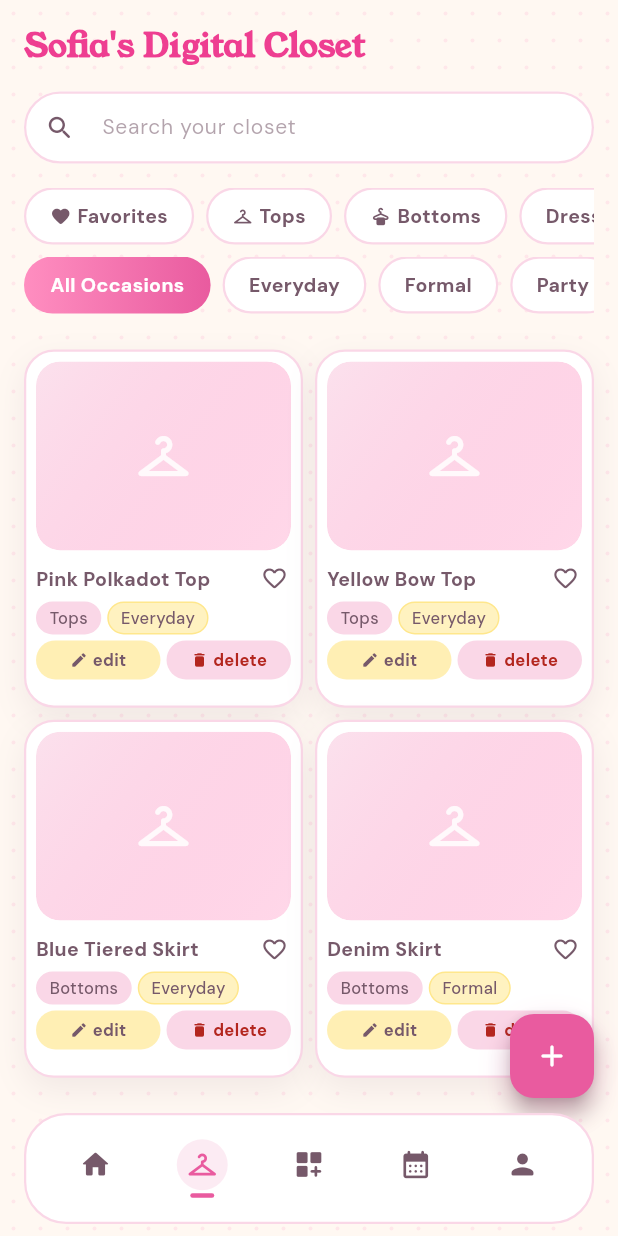
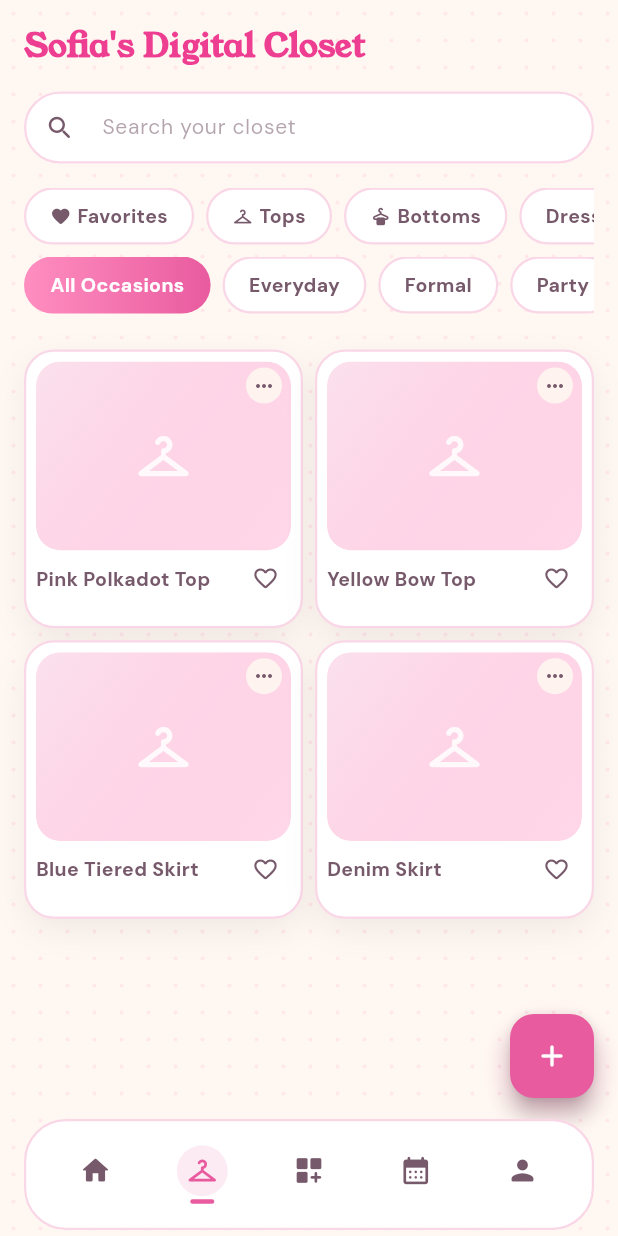
Before and after one commit to sofiademesa/love-my-closet, a Flutter app: the ClosetScreen screen opened directly, on a phone screen of 412 x 824 dp. Run offline on Flutter 3.47's test engine with Material 3 defaults, Android fonts, the phone set to English and light mode, and no system bars; our stand-ins replace device_preview.

Commit message:
Revise Clothing Card

```diff
--- a/lib/models/clothing_item.dart
+++ b/lib/models/clothing_item.dart
@@ -36,6 +36,8 @@ class ClothingItem {
     this.icon = Icons.checkroom_rounded,
     this.color = 'Pink',
     this.isHiddenGem = false,
+    this.timesWorn = 0,
+    this.lastWorn,
   });
 
   final String id;
@@ -47,12 +49,21 @@ class ClothingItem {
   final String color;
   final bool isHiddenGem;
 
+  /// How many times this item has been logged as worn.
+  final int timesWorn;
+
+  /// Display-formatted date (e.g. "09/03/2026") this item was last worn,
+  /// or null if it has never been worn.
+  final String? lastWorn;
+
   ClothingItem copyWith({
     String? name,
     String? category,
     String? occasion,
     String? color,
     bool? isHiddenGem,
+    int? timesWorn,
+    String? lastWorn,
   }) {
     return ClothingItem(
       id: id,
@@ -63,6 +74,8 @@ class ClothingItem {
       icon: icon,
       color: color ?? this.color,
       isHiddenGem: isHiddenGem ?? this.isHiddenGem,
+      timesWorn: timesWorn ?? this.timesWorn,
+      lastWorn: lastWorn ?? this.lastWorn,
     );
   }
 }
@@ -76,6 +89,8 @@ const sampleClosetItems = [
     occasion: 'Everyday',
     daysUnworn: 32,
     color: 'Pink',
+    timesWorn: 5,
+    lastWorn: '09/03/2026',
   ),
   ClothingItem(
     id: '2',
@@ -84,6 +99,8 @@ const sampleClosetItems = [
     occasion: 'Everyday',
     daysUnworn: 12,
     color: 'Yellow',
+    timesWorn: 3,
+    lastWorn: '09/14/2026',
   ),
   ClothingItem(
     id: '3',
@@ -92,6 +109,8 @@ const sampleClosetItems = [
     occasion: 'Everyday',
     daysUnworn: 8,
     color: 'Blue',
+    timesWorn: 7,
+    lastWorn: '09/18/2026',
   ),
   ClothingItem(
     id: '4',
@@ -100,5 +119,7 @@ const sampleClosetItems = [
     occasion: 'Formal',
     daysUnworn: 45,
     color: 'Denim',
+    timesWorn: 1,
+    lastWorn: '08/12/2026',
   ),
 ];
--- a/lib/screens/calendar/calendar_screen.dart
+++ b/lib/screens/calendar/calendar_screen.dart
@@ -280,7 +280,7 @@ class _CalendarScreenState extends State<CalendarScreen> {
               Positioned(
                 left: Spacing.md,
                 right: Spacing.md,
-                bottom: Spacing.sm,
+                bottom: Spacing.xs,
                 child: BottomNavBar(currentIndex: 3, onTap: _goToTab),
               ),
             ],
--- a/lib/screens/closet/closet_screen.dart
+++ b/lib/screens/closet/closet_screen.dart
@@ -241,20 +241,16 @@ class _ClosetScreenState extends State<ClosetScreen> {
                       builder: (context, constraints) {
                         // Size each tile from the actual column width instead
                         // of guessing a fixed height — a flat number either
-                        // overflows on some screens or (as here) leaves a big
-                        // dead gap under the edit/delete row on others.
+                        // overflows on some screens or leaves a dead gap
+                        // under the name row on others.
                         const crossAxisCount = 2;
                         final cardWidth =
                             (constraints.maxWidth - Spacing.sm * (crossAxisCount - 1)) /
                                 crossAxisCount;
                         final imageHeight = cardWidth / 1.35;
                         const chromeHeight = Spacing.sm * 2 // outer top+bottom padding
-                            + Spacing.sm // gap under image
+                            + Spacing.xs // gap under image
                             + 22 // name row (heart icon sets the height)
-                            + Spacing.xs // gap under name
-                            + 18 // tag chips row
-                            + Spacing.xs // gap under tags
-                            + 23 // edit/delete pill row
                             + 6; // safety margin for larger text scales
                         return GridView.builder(
                           shrinkWrap: true,
@@ -270,7 +266,6 @@ class _ClosetScreenState extends State<ClosetScreen> {
                             final item = filtered[i];
                             return ClothingCard(
                               name: item.name,
-                              tags: [item.category, item.occasion],
                               icon: item.icon,
                               isFavorite: item.isHiddenGem,
                               onFavoriteToggle: () => _toggleFavorite(item),
@@ -304,7 +299,7 @@ class _ClosetScreenState extends State<ClosetScreen> {
               Positioned(
                 left: Spacing.md,
                 right: Spacing.md,
-                bottom: Spacing.sm,
+                bottom: Spacing.xs,
                 child: BottomNavBar(
                   currentIndex: 1,
                   onTap: _goToTab,
--- a/lib/screens/home/home_screen.dart
+++ b/lib/screens/home/home_screen.dart
@@ -146,7 +146,6 @@ class _HomeScreenState extends State<HomeScreen> {
                       Expanded(
                         child: ClothingCard(
                           name: 'Yellow Bow Top',
-                          tags: ['Tops', 'Casual'],
                           icon: Icons.checkroom_rounded,
                         ),
                       ),
@@ -154,7 +153,6 @@ class _HomeScreenState extends State<HomeScreen> {
                       Expanded(
                         child: ClothingCard(
                           name: 'Blue Tiered Skirt',
-                          tags: ['Bottoms', 'Casual'],
                           icon: Icons.checkroom_rounded,
                         ),
                       ),
@@ -182,7 +180,7 @@ class _HomeScreenState extends State<HomeScreen> {
               Positioned(
                 left: Spacing.md,
                 right: Spacing.md,
-                bottom: Spacing.sm,
+                bottom: Spacing.xs,
                 child: BottomNavBar(
                   currentIndex: _navIndex,
                   onTap: _goToTab,
--- a/lib/screens/outfit_builder/outfit_builder_screen.dart
+++ b/lib/screens/outfit_builder/outfit_builder_screen.dart
@@ -277,7 +277,7 @@ class _OutfitBuilderScreenState extends State<OutfitBuilderScreen> {
               Positioned(
                 left: Spacing.md,
                 right: Spacing.md,
-                bottom: Spacing.sm,
+                bottom: Spacing.xs,
                 child: BottomNavBar(currentIndex: 2, onTap: _goToTab),
               ),
             ],
--- a/lib/screens/profile/profile_screen.dart
+++ b/lib/screens/profile/profile_screen.dart
@@ -212,7 +212,7 @@ class _ProfileScreenState extends State<ProfileScreen> {
               Positioned(
                 left: Spacing.md,
                 right: Spacing.md,
-                bottom: Spacing.sm,
+                bottom: Spacing.xs,
                 child: BottomNavBar(currentIndex: 4, onTap: _goToTab),
               ),
             ],
--- a/lib/widgets/clothing_card.dart
+++ b/lib/widgets/clothing_card.dart
@@ -2,17 +2,17 @@ import 'package:flutter/material.dart';
 
 import '../theme.dart';
 import 'clothing_thumb.dart';
-import 'tag_chip.dart';
 
-/// A single wardrobe item in a grid: a big photo, name + favorite heart,
-/// up to two tinted tags, and — on Closet, where [onEdit]/[onDelete] are
-/// supplied — quick Edit/Delete pills. Used on Home's "More Hidden Gems"
-/// (no heart, no edit/delete) and on the Closet grid (all three).
+/// A single wardrobe item in a grid: a big photo and a name + favorite
+/// heart row. On Closet, where [onEdit]/[onDelete] are supplied, a small
+/// "more" button sits over the top-right corner of the photo, right-
+/// aligned with the heart below, and reveals Edit/Delete in a menu so
+/// those actions stay out of the way until wanted. Used on Home's "More
+/// Hidden Gems" (no heart, no menu) and on the Closet grid (both).
 class ClothingCard extends StatelessWidget {
   const ClothingCard({
     super.key,
     required this.name,
-    required this.tags,
     this.icon = Icons.checkroom_rounded,
     this.onTap,
     this.isFavorite = false,
@@ -22,15 +22,12 @@ class ClothingCard extends StatelessWidget {
   });
 
   final String name;
-  final List<String> tags;
   final IconData icon;
   final VoidCallback? onTap;
   final bool isFavorite;
   final VoidCallback? onFavoriteToggle;
   final VoidCallback? onEdit;
   final VoidCallback? onDelete;
-
-  static const _tints = [TagChipTint.pink, TagChipTint.yellow];
 
   @override
   Widget build(BuildContext context) {
@@ -51,16 +48,32 @@ class ClothingCard extends StatelessWidget {
           child: InkWell(
             onTap: onTap,
             child: Padding(
-              padding: const EdgeInsets.all(Spacing.sm),
+              padding: const EdgeInsets.fromLTRB(Spacing.sm, Spacing.sm, Spacing.sm, 4),
               child: Column(
                 crossAxisAlignment: CrossAxisAlignment.start,
                 mainAxisSize: MainAxisSize.min,
                 children: [
                   AspectRatio(
                     aspectRatio: 1.35,
+                    child: Stack(
+                      children: [
+                        Positioned.fill(
                           child: ClipRRect(
                             borderRadius: BorderRadius.circular(AppRadius.field),
-                      child: ClothingThumb(icon: icon, size: double.infinity, iconSize: 40),
+                            child:
+                                ClothingThumb(icon: icon, size: double.infinity, iconSize: 40),
+                          ),
+                        ),
+                        // Right-aligned with the favorite heart below, so
+                        // the two quiet actions read as one column instead
+                        // of the menu floating anywhere on the photo.
+                        if (onEdit != null || onDelete != null)
+                          Positioned(
+                            top: 4,
+                            right: 6,
+                            child: _CardMenuButton(onEdit: onEdit, onDelete: onDelete),
+                          ),
+                      ],
                     ),
                   ),
                   const SizedBox(height: Spacing.sm),
@@ -78,31 +91,18 @@ class ClothingCard extends StatelessWidget {
                         ),
                       ),
                       if (onFavoriteToggle != null)
-                        _FavoriteHeart(active: isFavorite, onTap: onFavoriteToggle!),
+                        // Nudged in from the card's edge, in from the
+                        // same amount as the "more" circle above, so the
+                        // two sit in one column instead of hugging it.
+                        Padding(
+                          padding: const EdgeInsets.only(right: 6),
+                          child: _FavoriteHeart(
+                            active: isFavorite,
+                            onTap: onFavoriteToggle!,
+                          ),
+                        ),
                     ],
                   ),
-                  const SizedBox(height: Spacing.xs),
-                  Wrap(
-                    spacing: Spacing.xs,
-                    runSpacing: Spacing.xs,
-                    children: [
-                      for (var i = 0; i < tags.length; i++)
-                        TagChip(label: tags[i], tint: _tints[i % _tints.length]),
-                    ],
-                  ),
-                  if (onEdit != null || onDelete != null) ...[
-                    const SizedBox(height: Spacing.xs),
-                    Row(
-                      children: [
-                        if (onEdit != null)
-                          Expanded(child: _ActionPill.edit(onTap: onEdit!)),
-                        if (onEdit != null && onDelete != null)
-                          const SizedBox(width: Spacing.xs),
-                        if (onDelete != null)
-                          Expanded(child: _ActionPill.delete(onTap: onDelete!)),
-                      ],
-                    ),
-                  ],
                 ],
               ),
             ),
@@ -142,70 +142,68 @@ class _FavoriteHeart extends StatelessWidget {
   }
 }
 
-/// Tiny pill button used for the Edit/Delete quick actions on a Closet
-/// tile — yellow with a pencil for Edit, blush with a trash can for Delete.
-class _ActionPill extends StatelessWidget {
-  const _ActionPill({
-    required this.label,
-    required this.icon,
-    required this.background,
-    required this.foreground,
-    required this.onTap,
-  });
+/// Small "more" button overlaid on a [ClothingCard]'s photo, right-aligned
+/// with the favorite heart in the row below. Sits on a soft translucent
+/// backdrop so it stays legible over any thumbnail without shouting for
+/// attention, and opens a menu with Edit/Delete instead of showing them
+/// as standing buttons.
+class _CardMenuButton extends StatelessWidget {
+  const _CardMenuButton({this.onEdit, this.onDelete});
 
-  factory _ActionPill.edit({required VoidCallback onTap}) => _ActionPill(
-        label: 'edit',
-        icon: Icons.edit_rounded,
-        background: AppColors.butterYellow.withValues(alpha: 0.65),
-        foreground: AppColors.mutedBrown,
-        onTap: onTap,
-      );
+  final VoidCallback? onEdit;
+  final VoidCallback? onDelete;
 
-  factory _ActionPill.delete({required VoidCallback onTap}) => _ActionPill(
-        label: 'delete',
-        icon: Icons.delete_rounded,
-        background: AppColors.blush,
-        foreground: AppColors.errorRed,
-        onTap: onTap,
-      );
-
-  final String label;
-  final IconData icon;
-  final Color background;
-  final Color foreground;
-  final VoidCallback onTap;
+  static const _size = 24.0;
 
   @override
   Widget build(BuildContext context) {
-    return Material(
-      color: Colors.transparent,
-      child: InkWell(
-        onTap: onTap,
-        borderRadius: BorderRadius.circular(20),
-        child: Container(
-          padding: const EdgeInsets.symmetric(vertical: 5),
+    return SizedBox(
+      width: _size,
+      height: _size,
+      child: PopupMenuButton<VoidCallback>(
+        tooltip: 'More options',
+        padding: EdgeInsets.zero,
+        splashRadius: _size / 2,
+        offset: const Offset(0, _size),
+        shape: RoundedRectangleBorder(borderRadius: BorderRadius.circular(AppRadius.field)),
+        color: AppColors.white,
+        icon: Container(
+          width: _size,
+          height: _size,
           decoration: BoxDecoration(
-            color: background,
-            borderRadius: BorderRadius.circular(20),
+            color: AppColors.cream.withValues(alpha: 0.85),
+            shape: BoxShape.circle,
           ),
+          child: Icon(Icons.more_horiz_rounded, size: 16, color: AppColors.mutedBrown),
+        ),
+        onSelected: (action) => action(),
+        itemBuilder: (context) => [
+          if (onEdit != null)
+            PopupMenuItem<VoidCallback>(
+              value: onEdit,
+              height: 40,
               child: Row(
-            mainAxisAlignment: MainAxisAlignment.center,
                 children: [
-              Icon(icon, size: 12, color: foreground),
-              const SizedBox(width: 3),
-              Text(
-                label,
-                style: TextStyle(
-                  fontFamily: 'DMSans',
-                  fontSize: 11,
-                  fontWeight: FontWeight.w600,
-                  color: foreground,
+                  Icon(Icons.edit_rounded, size: 17, color: AppColors.mutedBrown),
+                  const SizedBox(width: Spacing.sm),
+                  const Text('Edit'),
+                ],
+              ),
+            ),
+          if (onDelete != null)
+            PopupMenuItem<VoidCallback>(
+              value: onDelete,
+              height: 40,
+              child: Row(
+                children: [
+                  Icon(Icons.delete_rounded, size: 17, color: AppColors.errorRed),
+                  const SizedBox(width: Spacing.sm),
+                  Text('Delete', style: TextStyle(color: AppColors.errorRed)),
+                ],
               ),
             ),
         ],
       ),
-        ),
-      ),
     );
   }
 }
--- a/lib/widgets/tag_chip.dart
+++ b/lib/widgets/tag_chip.dart
@@ -34,19 +34,27 @@ class TagChip extends StatelessWidget {
     }
 
     return Container(
-      padding: const EdgeInsets.symmetric(horizontal: Spacing.sm, vertical: 2),
+      alignment: Alignment.center,
+      padding: const EdgeInsets.symmetric(horizontal: 10, vertical: 6),
       decoration: BoxDecoration(
         color: background,
         borderRadius: BorderRadius.circular(20),
         border: Border.all(color: border, width: 1),
       ),
-      child: Text(
-        label,
-        style: TextStyle(
-          fontFamily: 'DMSans',
-          fontSize: 11,
-          fontWeight: FontWeight.w500,
-          color: AppColors.mutedBrown,
+      // FittedBox instead of ellipsis: if the pill gets squeezed narrower
+      // than the label needs, the text shrinks to fit rather than
+      // truncating into "Every...".
+      child: FittedBox(
+        fit: BoxFit.scaleDown,
+        child: Text(
+          label,
+          maxLines: 1,
+          style: TextStyle(
+            fontFamily: 'DMSans',
+            fontSize: 13.5,
+            fontWeight: FontWeight.w600,
+            color: AppColors.mutedBrown,
+          ),
         ),
       ),
     );
```
Also changed, not shown: lib/screens/closet/item_detail_screen.dart (+60 -15 lines), lib/screens/onboarding/onboarding_slide.dart (+7 -0 lines), lib/widgets/wear_me_card.dart (+35 -13 lines). Lines whose indentation alone changed are shown as unchanged.
